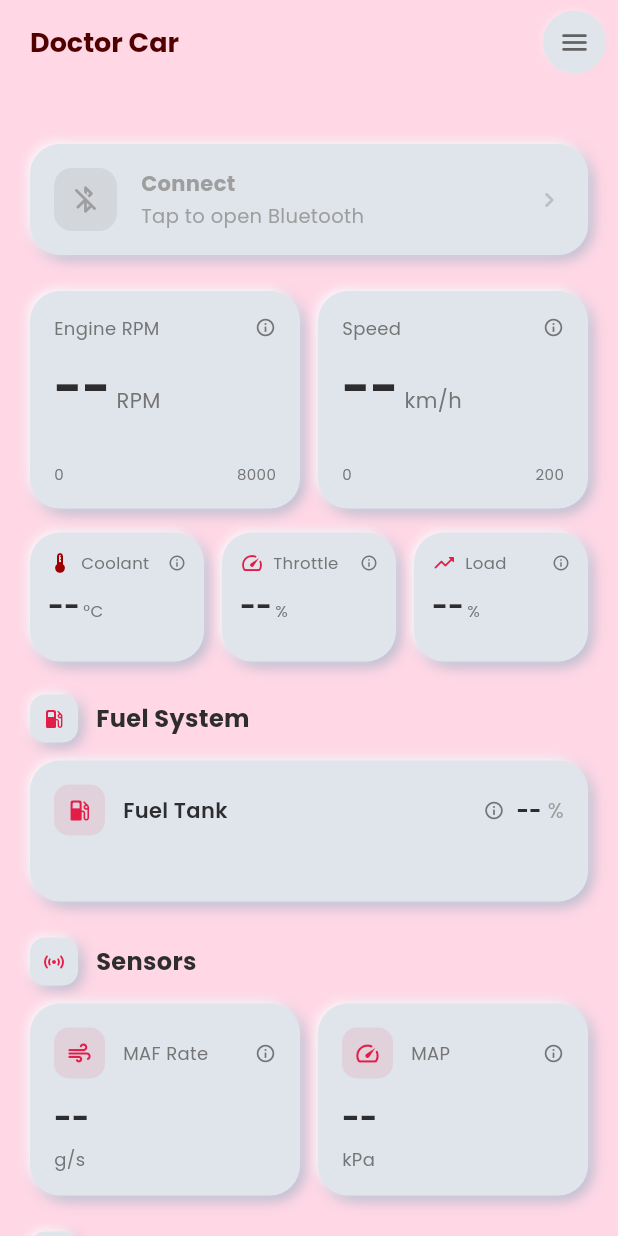
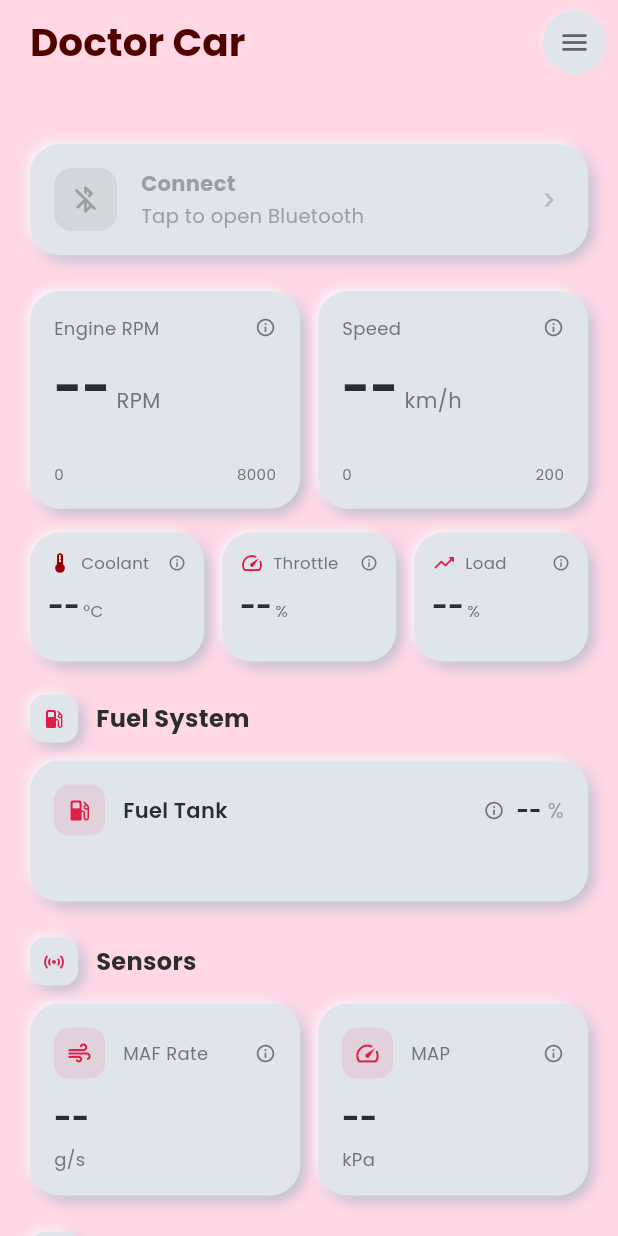
Before and after one commit to clawdy31/obd-car-scanner, a Flutter app: the screen it shows after launch, on a phone screen of 412 x 824 dp. Run offline on Flutter 3.47's test engine with Material 3 defaults, Android fonts, the light colour scheme and no system bars; our stand-ins replace flutter_blue_plus, flutter_bluetooth_serial, google_fonts, permission_handler, shared_preferences; statements that could not run were skipped.

Commit message:
Title font size 26, app icon thumbnail placeholder ready

```diff
--- a/lib/main.dart
+++ b/lib/main.dart
@@ -143,7 +143,7 @@ class _MainScreenState extends State<MainScreen> {
           alignment: Alignment.centerLeft,
           child: Padding(
             padding: const EdgeInsets.only(left: 20),
-            child: Text('Doctor Car', style: GoogleFonts.poppins(fontWeight: FontWeight.bold, fontSize: 18, color: isDark ? Colors.white : const Color(0xFF510000))),
+            child: Text('Doctor Car', style: GoogleFonts.poppins(fontWeight: FontWeight.bold, fontSize: 26, color: isDark ? Colors.white : const Color(0xFF510000))),
           ),
         ),
         actions: [
```
